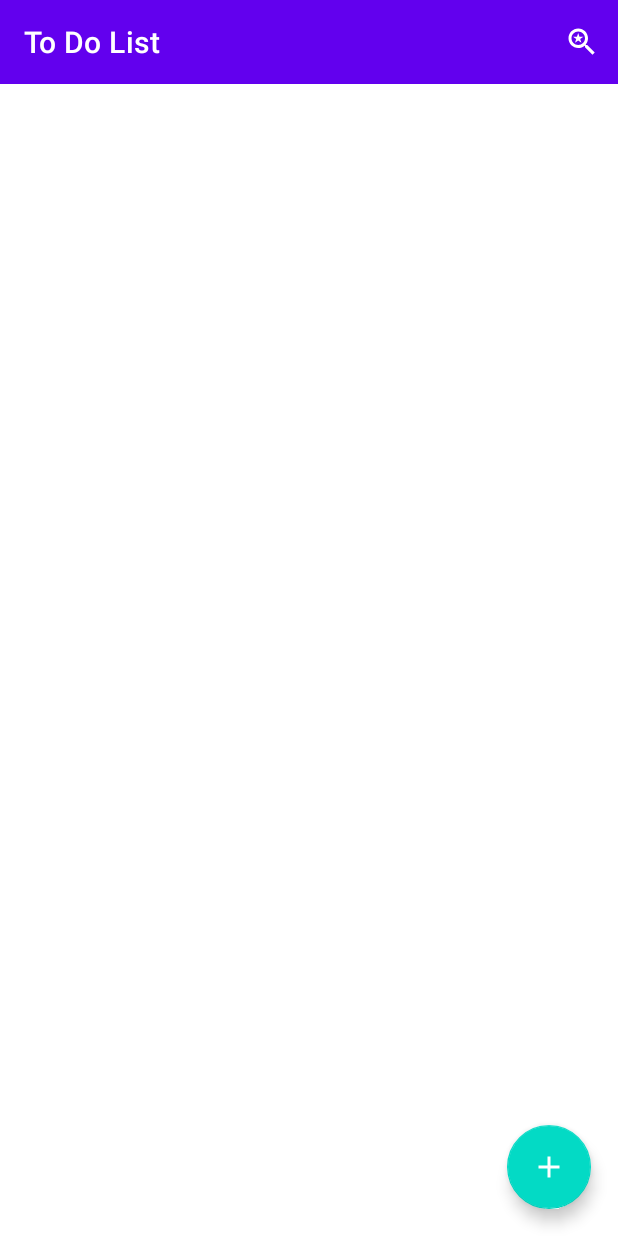
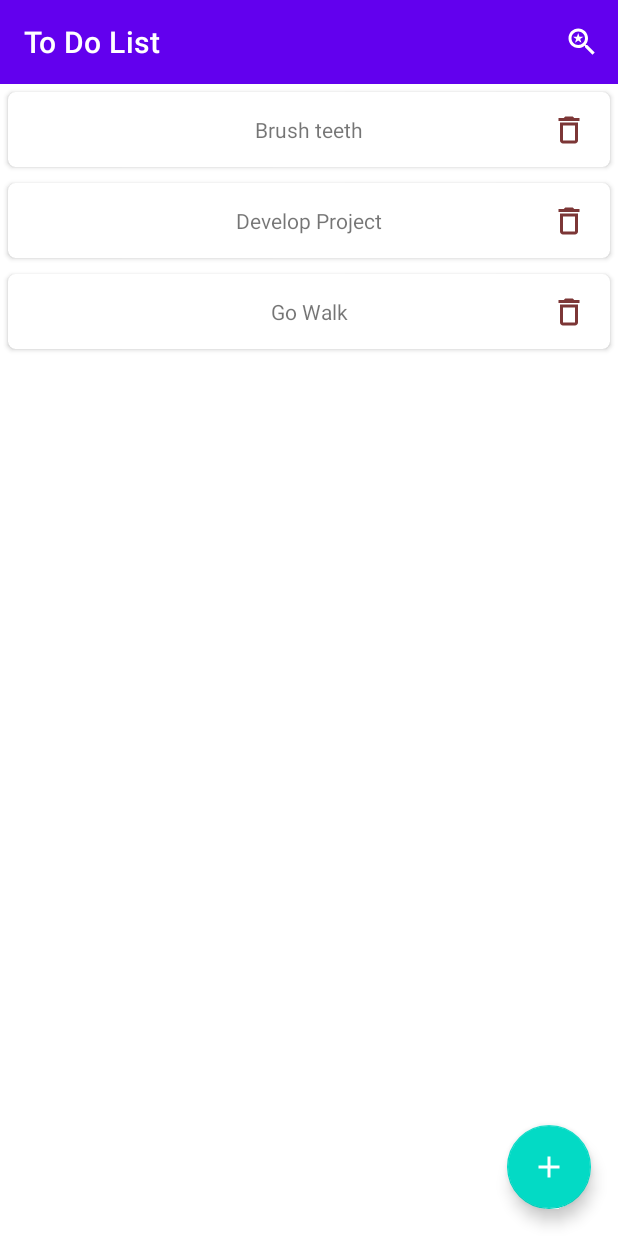
Before and after one commit to tarikkeskin/ToBetterDo, an Android app: the screen it shows after launch (MainActivity), on a phone screen of 412 x 824 dp. Run offline under Robolectric (Android 15) with nearby library versions, the phone set to English and light mode, and no system bars.

Commit message:
EventAdapter & Card

```diff
--- a/app/src/main/java/com/tobetteryou/tobetterdo/adapter/EventAdapter.java
+++ b/app/src/main/java/com/tobetteryou/tobetterdo/adapter/EventAdapter.java
@@ -1,15 +1,19 @@
 package com.tobetteryou.tobetterdo.adapter;
 
 import android.content.Context;
+import android.util.Log;
 import android.view.LayoutInflater;
 import android.view.View;
 import android.view.ViewGroup;
 
 import androidx.annotation.NonNull;
+import androidx.navigation.Navigation;
 import androidx.recyclerview.widget.RecyclerView;
 
+import com.google.android.material.snackbar.Snackbar;
 import com.tobetteryou.tobetterdo.databinding.CardEventBinding;
 import com.tobetteryou.tobetterdo.entity.Event;
+import com.tobetteryou.tobetterdo.fragments.MainPageFragmentDirections;
 
 import java.util.List;
 
@@ -46,6 +50,21 @@ public class EventAdapter extends RecyclerView.Adapter<EventAdapter.CardDesignAt
 
         t.textViewEvent.setText(event.getEvent_name());
 
+        t.cardEvent.setOnClickListener(view -> {
+            MainPageFragmentDirections.DetailToDoNavigation gecis = MainPageFragmentDirections.detailToDoNavigation(event);
+            Navigation.findNavController(view).navigate(gecis);
+
+        });
+
+        t.imageViewDeleteIcon.setOnClickListener(view -> {
+            Snackbar.make(view,"You wanna delete "+event.getEvent_name()+" ?",Snackbar.LENGTH_LONG)
+                    .setAction("Yes",view1 -> {
+                        Log.e("Event Delete",String.valueOf(event.getEvent_id()));
+                    })
+                    .show();
+
+        });
+
     }
 
     @Override
--- a/app/src/main/java/com/tobetteryou/tobetterdo/fragments/MainPageFragment.java
+++ b/app/src/main/java/com/tobetteryou/tobetterdo/fragments/MainPageFragment.java
@@ -8,6 +8,7 @@ import androidx.appcompat.app.AppCompatActivity;
 import androidx.appcompat.widget.SearchView;
 import androidx.fragment.app.Fragment;
 import androidx.navigation.Navigation;
+import androidx.recyclerview.widget.LinearLayoutManager;
 
 import android.util.Log;
 import android.view.LayoutInflater;
@@ -18,7 +19,11 @@ import android.view.View;
 import android.view.ViewGroup;
 
 import com.tobetteryou.tobetterdo.R;
+import com.tobetteryou.tobetterdo.adapter.EventAdapter;
 import com.tobetteryou.tobetterdo.databinding.FragmentMainPageBinding;
+import com.tobetteryou.tobetterdo.entity.Event;
+
+import java.util.ArrayList;
 
 public class MainPageFragment extends Fragment implements SearchView.OnQueryTextListener {
 
@@ -35,11 +40,22 @@ public class MainPageFragment extends Fragment implements SearchView.OnQueryText
         //support out toolbar as action bar
         ((AppCompatActivity)getActivity()).setSupportActionBar(tasarim.toolbarMainPage);
 
+        tasarim.rv.setLayoutManager(new LinearLayoutManager(requireContext()));
+
+        ArrayList<Event> events = new ArrayList<>();
+        Event e1 = new Event(1,"Brush teeth");
+        Event e2 = new Event(2,"Develop Project");
+        Event e3 = new Event(3,"Go Walk");
+        events.add(e1);
+        events.add(e2);
+        events.add(e3);
+
+        EventAdapter eventAdapter = new EventAdapter(requireContext(),events);
+        tasarim.rv.setAdapter(eventAdapter);
+
         tasarim.fab.setOnClickListener(view -> {
             Navigation.findNavController(view).navigate(R.id.addToDoNavigation);
         });
-
-
 
         return tasarim.getRoot();
     }
--- a/app/src/main/res/drawable/delete_icon.xml
+++ b/app/src/main/res/drawable/delete_icon.xml
@@ -1,5 +1,5 @@
 <vector android:height="24dp" android:tint="#7C3636"
     android:viewportHeight="24" android:viewportWidth="24"
     android:width="24dp" xmlns:android="http://schemas.android.com/apk/res/android">
-    <path android:fillColor="@android:color/white" android:pathData="M6,19c0,1.1 0.9,2 2,2h8c1.1,0 2,-0.9 2,-2V7H6v12zM19,4h-3.5l-1,-1h-5l-1,1H5v2h14V4z"/>
+    <path android:fillColor="@android:color/white" android:pathData="M6,19c0,1.1 0.9,2 2,2h8c1.1,0 2,-0.9 2,-2L18,7L6,7v12zM8,9h8v10L8,19L8,9zM15.5,4l-1,-1h-5l-1,1L5,4v2h14L19,4z"/>
 </vector>
--- a/app/src/main/res/layout/fragment_main_page.xml
+++ b/app/src/main/res/layout/fragment_main_page.xml
@@ -28,4 +28,13 @@
         app:tint="@color/white"
         app:layout_constraintBottom_toBottomOf="parent"
         app:layout_constraintEnd_toEndOf="parent" />
+
+    <androidx.recyclerview.widget.RecyclerView
+        android:id="@+id/rv"
+        android:layout_width="0dp"
+        android:layout_height="0dp"
+        app:layout_constraintBottom_toBottomOf="parent"
+        app:layout_constraintEnd_toEndOf="parent"
+        app:layout_constraintStart_toStartOf="parent"
+        app:layout_constraintTop_toBottomOf="@+id/toolbarMainPage" />
 </androidx.constraintlayout.widget.ConstraintLayout>
```
Also changed, not shown: app/src/main/java/com/tobetteryou/tobetterdo/fragments/DetailToDoFragment.java (+10 -1 lines).
